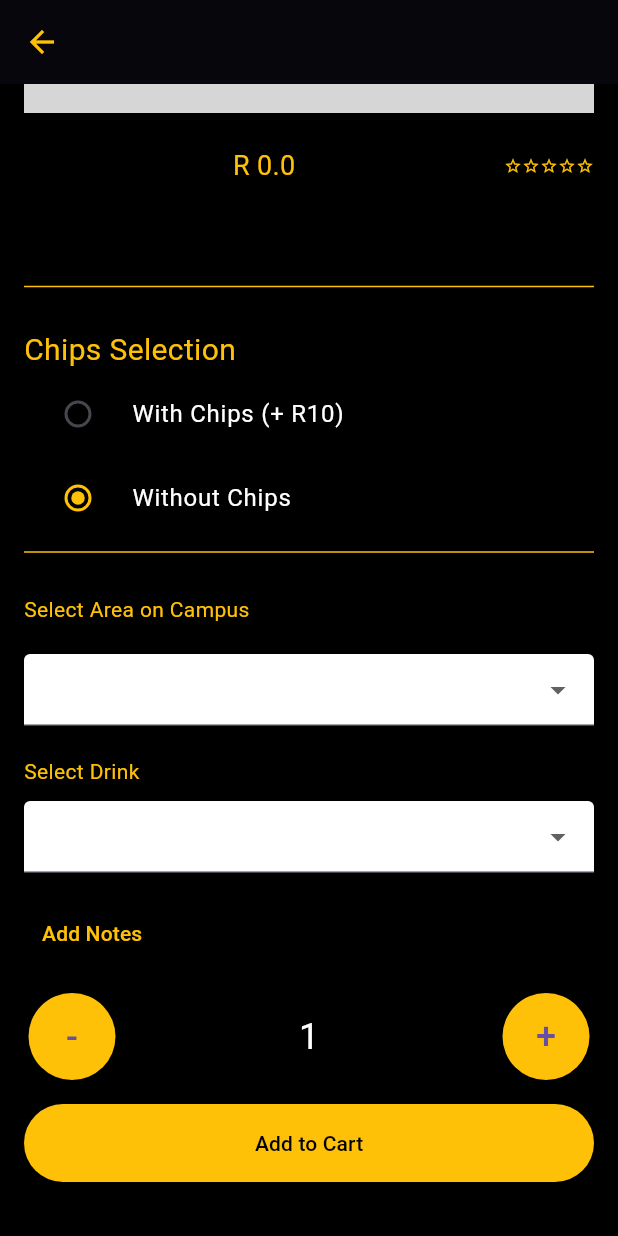
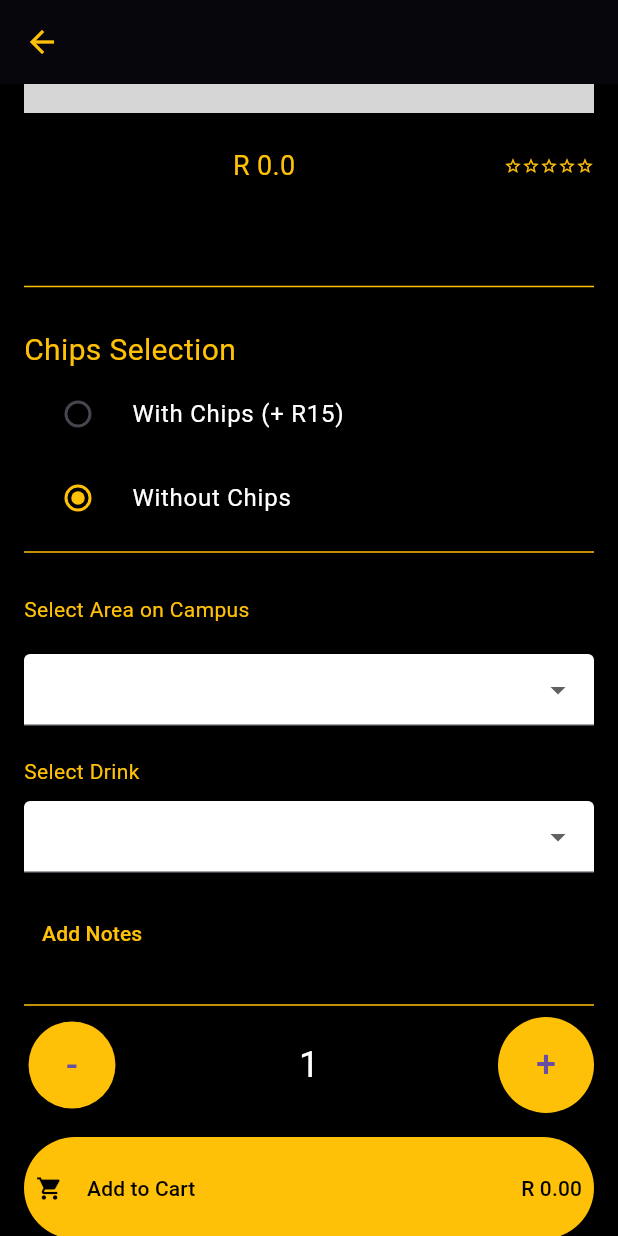
Before and after one commit to kevinkutoane/foodie, a Flutter app: the DetailPage screen opened directly with empty values, scrolled down 197 dp, on a phone screen of 412 x 824 dp. Run offline on Flutter 3.47's test engine with Material 3 defaults, Android fonts, the phone set to English and light mode, and no system bars; our stand-ins replace banner_carousel, water_drop_nav_bar; missing offline and left inert: floating_navbar; grey boxes are pictures that could not be loaded.

Commit message:
Foodie app v1

```diff
--- a/lib/main.dart
+++ b/lib/main.dart
@@ -3,6 +3,7 @@ import 'package:floating_navbar/floating_navbar_item.dart';
 import 'package:flutter/material.dart';
 
 import 'package:foodie/widgets/bottom_navbar.dart';
+import 'package:foodie/widgets/view_cart.dart';
 import 'screens/home_page.dart';
 
 void main() {
@@ -35,7 +36,7 @@ class FoodApp extends StatelessWidget {
           FloatingNavBarItem(
             iconData: Icons.shopping_cart,
             title: 'Cart',
-            page: const ViewCartPage(),
+            page: const ViewCartPage(cartItems: [],),
           ),
           FloatingNavBarItem(
             iconData: Icons.person,
--- a/lib/screens/detail_page.dart
+++ b/lib/screens/detail_page.dart
@@ -1,4 +1,6 @@
 import 'package:flutter/material.dart';
+
+import '../widgets/view_cart.dart';
 
 class DetailPage extends StatefulWidget {
   final String foodName;
@@ -26,6 +28,9 @@ class DetailPageState extends State<DetailPage> {
   bool withChips = false;
   String? additionalNotes;
   int quantity = 1; // quantity set to start at 1
+  double totalPrice = 0.0;
+
+  List<CartItem> cartItems = []; // List to hold cart items
 
   final List<String> campusAreas = [
     'North Block',
@@ -42,11 +47,29 @@ class DetailPageState extends State<DetailPage> {
   bool showNotesField = false;
 
   @override
+  void initState() {
+    super.initState();
+    totalPrice = widget.foodPrice; // Set initial total price
+  }
+
+  // Getter for cart items
+  List<CartItem> get getCartItems {
+    return cartItems;
+  }
+
+  // Function to update total price based on quantity and chips selection
+  void updateTotalPrice() {
+    setState(() {
+      totalPrice = (widget.foodPrice + (withChips ? 15.0 : 0.0)) * quantity;
+    });
+  }
+
+  @override
   Widget build(BuildContext context) {
     return Scaffold(
       appBar: AppBar(
         title:
-            Text(widget.foodName, style: const TextStyle(color: Colors.amber)),
+        Text(widget.foodName, style: const TextStyle(color: Colors.amber)),
         backgroundColor: Colors.black,
       ),
       body: SingleChildScrollView(
@@ -77,10 +100,10 @@ class DetailPageState extends State<DetailPage> {
                 children: [
                   Text(widget.foodName,
                       style:
-                          const TextStyle(color: Colors.amber, fontSize: 22)),
+                      const TextStyle(color: Colors.amber, fontSize: 22)),
                   Text('R ${widget.foodPrice}',
                       style:
-                          const TextStyle(color: Colors.amber, fontSize: 18)),
+                      const TextStyle(color: Colors.amber, fontSize: 18)),
                   Row(
                     children: List.generate(5, (index) {
                       //rating out of 5 - starts on details page
@@ -113,13 +136,14 @@ class DetailPageState extends State<DetailPage> {
                     fontSize: 20,
                   )),
               RadioListTile(
-                title: const Text('With Chips (+ R10)',
+                title: const Text('With Chips (+ R15)',
                     style: TextStyle(color: Colors.white)),
                 value: true,
                 groupValue: withChips,
                 onChanged: (bool? value) {
                   setState(() {
                     withChips = value!;
+                    updateTotalPrice(); // Update the price
                   });
                 },
                 activeColor: Colors.amber,
@@ -133,6 +157,7 @@ class DetailPageState extends State<DetailPage> {
                 onChanged: (bool? value) {
                   setState(() {
                     withChips = value!;
+                    updateTotalPrice(); // Update the price
                   });
                 },
                 activeColor: Colors.amber,
@@ -163,7 +188,7 @@ class DetailPageState extends State<DetailPage> {
                   return DropdownMenuItem(
                     value: area,
                     child:
-                        Text(area, style: const TextStyle(color: Colors.amber)),
+                    Text(area, style: const TextStyle(color: Colors.amber)),
                   );
                 }).toList(),
               ),
@@ -239,6 +264,7 @@ class DetailPageState extends State<DetailPage> {
                 ),
 
               const SizedBox(height: 16),
+              const Divider(color: Colors.amber),
 
               // Quantity Selector
               Row(
@@ -248,6 +274,7 @@ class DetailPageState extends State<DetailPage> {
                     onPressed: () {
                       setState(() {
                         if (quantity > 1) quantity--;
+                        updateTotalPrice(); // Update the price
                       });
                     },
                     style: ElevatedButton.styleFrom(
@@ -265,12 +292,13 @@ class DetailPageState extends State<DetailPage> {
                     onPressed: () {
                       setState(() {
                         quantity++;
+                        updateTotalPrice(); // Update the price
                       });
                     },
                     style: ElevatedButton.styleFrom(
                       shape: const CircleBorder(),
                       backgroundColor: Colors.amber,
-                      padding: const EdgeInsets.all(12),
+                      padding: const EdgeInsets.all(15),
                     ),
                     child: const Text('+', style: TextStyle(fontSize: 24)),
                   ),
@@ -279,30 +307,59 @@ class DetailPageState extends State<DetailPage> {
 
               const SizedBox(height: 16),
 
-              // Add to cart Button
+              // Add to cart Button with dynamic total price
               ElevatedButton(
                 onPressed: () {
-                  // Handle submit action
+                  // Define the cart item based on user selections
+                  CartItem newItem = CartItem(
+                      name: widget.foodName,
+                      price: widget.foodPrice,
+                      quantity: quantity, // Quantity selected by user
+                      withChips: withChips, // With or without chips
+
+                  );
+                  // Add the item to the cart list (you need to manage this list in your app)
+                  cartItems.add(newItem);
+
+                  // Navigate to the cart page after adding the item
+                  Navigator.push(
+                    context,
+                    MaterialPageRoute(
+                      builder: (context) => ViewCartPage(cartItems: getCartItems),
+                    ),
+                  );
                 },
                 style: ElevatedButton.styleFrom(
                   backgroundColor: Colors.amber,
                   padding: const EdgeInsets.symmetric(vertical: 16.0),
                 ),
-                child: const Center(
-                  child: Text('Add to Cart',
-                      style: TextStyle(color: Colors.black)),
-
+                child: Row(
+                  mainAxisAlignment: MainAxisAlignment.spaceBetween,
+                  children: [
+                    const Row(
+                      children: [
+                        Padding(
+                          padding: EdgeInsets.all(8.0),
+                          child: Icon(Icons.shopping_cart, color: Colors.black),
+                        ), // Cart icon
+                        SizedBox(width: 8),
+                        Text('Add to Cart', style: TextStyle(color: Colors.black,)),
+                      ],
+                    ),
+                    Padding(
+                      padding: const EdgeInsets.all(8.0),
+                      child: Text('R ${totalPrice.toStringAsFixed(2)}',
+                          style: const TextStyle(color: Colors.black)),
+                    ),
+                  ],
                 ),
               ),
-              const SizedBox(height: 20.0,)
-
+              const SizedBox(height: 20.0),
             ],
           ),
         ),
-
       ),
       backgroundColor: Colors.black,
     );
-
   }
 }
```
Also changed, not shown: lib/login_signup/login_screen.dart (+10 -0 lines), lib/screens/home_page.dart (+8 -7 lines), lib/widgets/bottom_navbar.dart (+1 -9 lines), lib/widgets/view_cart.dart (added, +147 -0 lines), lib/screens/auth_service.dart (added), lib/widgets/food_carousel.dart (deleted).
